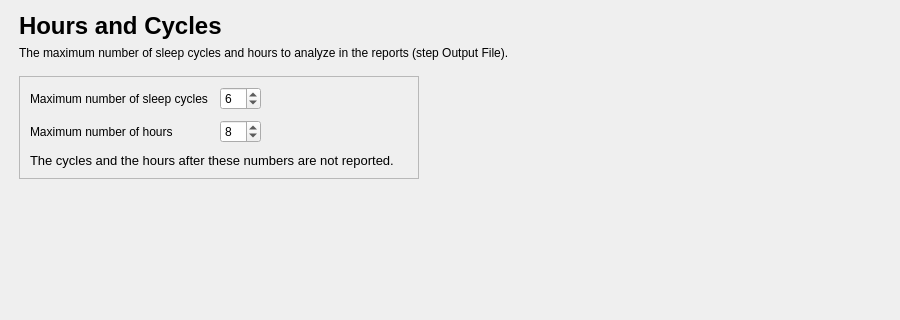
This is tools/CEAMSTools/DetectREMsYASA/HoursCyclesStep/Ui_HoursCyclesStep.ui in SnoozToolbox/snooz-package-ceams as Qt 5 draws it before an edit; both pictures show x 0 to 900 and y 0 to 320 of the 900 by 700 pixel window. The edited form follows.
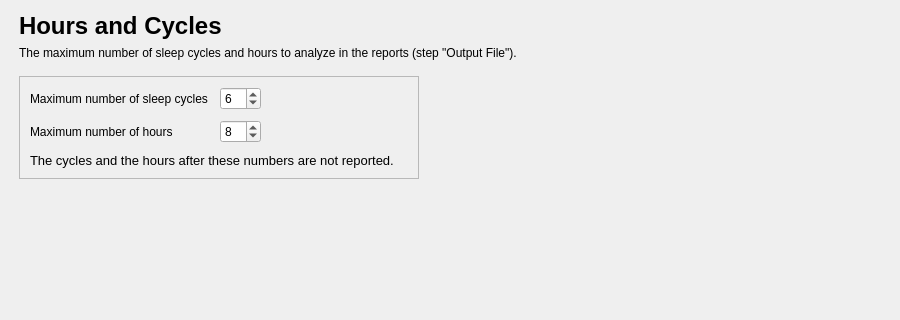
This is the edited form.

```diff
--- a/tools/CEAMSTools/DetectREMsYASA/HoursCyclesStep/Ui_HoursCyclesStep.ui
+++ b/tools/CEAMSTools/DetectREMsYASA/HoursCyclesStep/Ui_HoursCyclesStep.ui
@@ -85,7 +85,7 @@
           <item>
            <widget class="QLabel" name="subtitle_label">
             <property name="text">
-             <string>The maximum number of sleep cycles and hours to analyze in the reports (step Output File).</string>
+             <string>The maximum number of sleep cycles and hours to analyze in the reports (step "Output File").</string>
             </property>
             <property name="wordWrap">
              <bool>true</bool>
```
